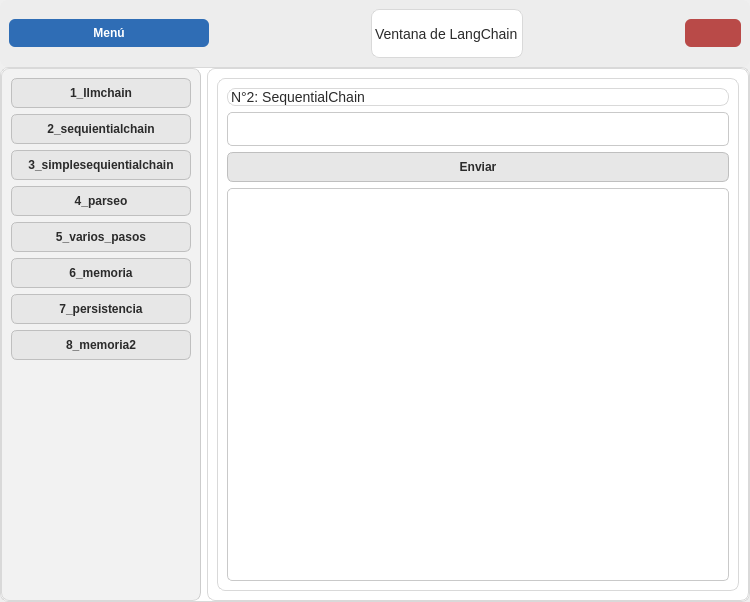
Above: interfaces/ventana_modelos_LangChain.ui from EnzoFereira-UDL/examenia2 before the change. Below: the same form after it.
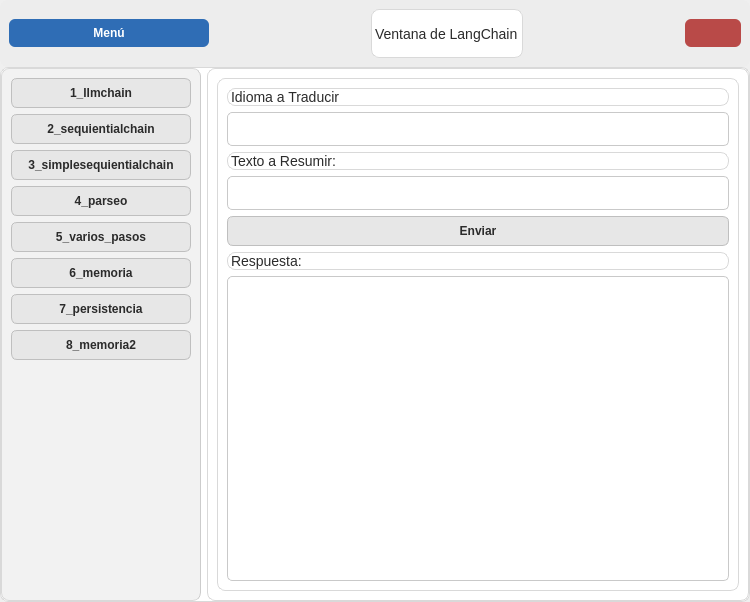
That is the form after the change. The open tabs and pages were chosen to show the change. Icons and pictures are not drawn.

```diff
--- a/interfaces/ventana_modelos_LangChain.ui
+++ b/interfaces/ventana_modelos_LangChain.ui
@@ -419,7 +419,17 @@
              <item>
               <widget class="QLabel" name="label_sequential">
                <property name="text">
-                <string>N°2: SequentialChain</string>
+                <string>Idioma a Traducir</string>
+               </property>
+              </widget>
+             </item>
+             <item>
+              <widget class="QLineEdit" name="input_idioma"/>
+             </item>
+             <item>
+              <widget class="QLabel" name="label_5">
+               <property name="text">
+                <string>Texto a Resumir:</string>
                </property>
               </widget>
              </item>
@@ -433,6 +443,13 @@
                </property>
               </widget>
              </item>
+             <item>
+              <widget class="QLabel" name="label_4">
+               <property name="text">
+                <string>Respuesta:</string>
+               </property>
+              </widget>
+             </item>
              <item>
               <widget class="QTextEdit" name="output_sequential"/>
              </item>
```
Left out of the diff: 42 changed lines with no effect on the pictures.
